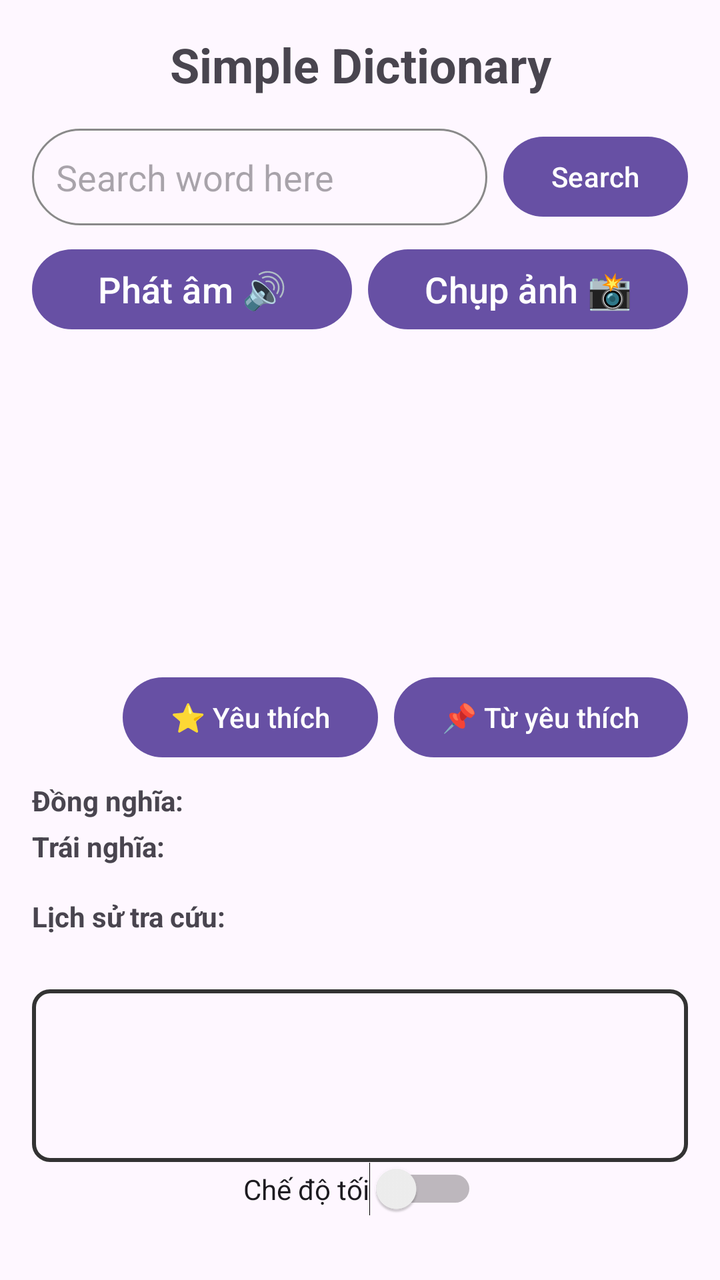
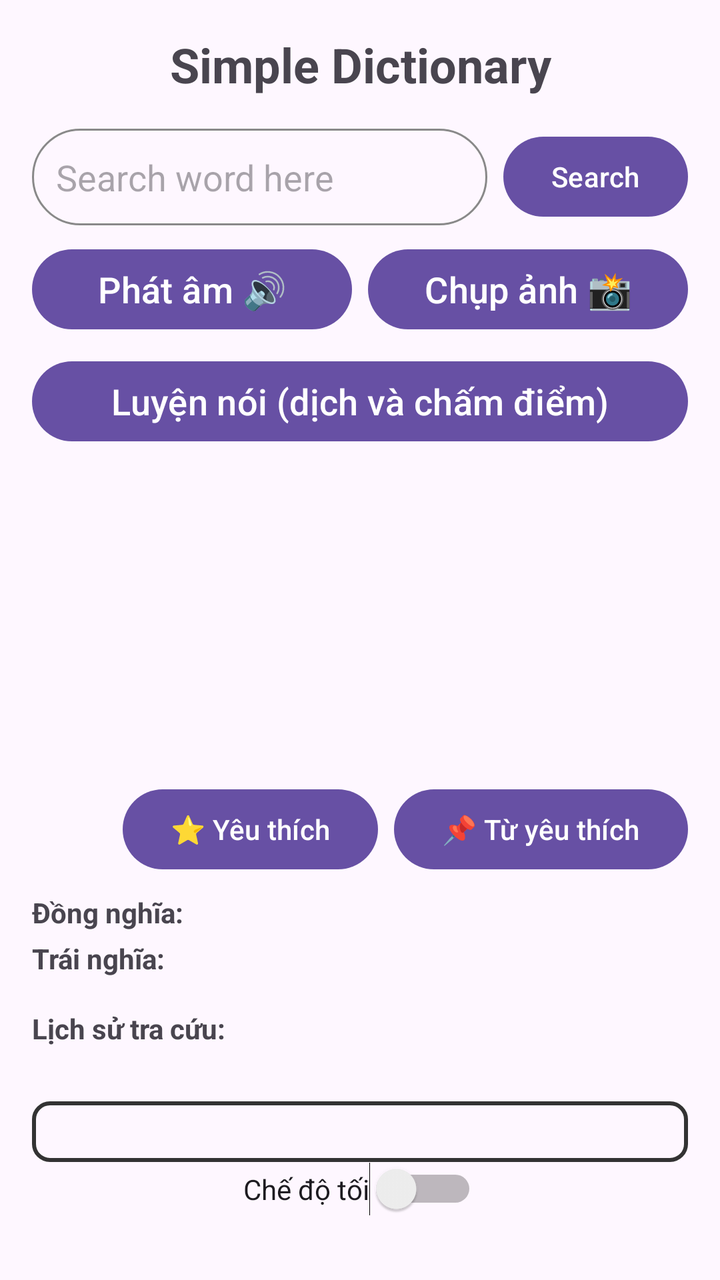

Before-and-after screenshots of an Android layout around one commit, followed by the original layout XML and the change that was made.
<!-- AndroidManifest.xml: application theme Theme.SimpleDictionary -->
<!-- res/layout/activity_main.xml -->
<?xml version="1.0" encoding="utf-8"?>
<androidx.constraintlayout.widget.ConstraintLayout xmlns:android="http://schemas.android.com/apk/res/android"
    xmlns:app="http://schemas.android.com/apk/res-auto"
    xmlns:tools="http://schemas.android.com/tools"
    android:layout_width="match_parent"
    android:layout_height="match_parent"
    android:padding="16dp"
    tools:context=".MainActivity">

    <TextView
        android:id="@+id/title"
        android:layout_width="0dp"
        android:layout_height="wrap_content"
        android:text="Simple Dictionary"
        android:textAlignment="center"
        android:textSize="24sp"
        android:textStyle="bold"
        app:layout_constraintEnd_toEndOf="parent"
        app:layout_constraintStart_toStartOf="parent"
        app:layout_constraintTop_toTopOf="parent" />

    <RelativeLayout
        android:id="@+id/search_container"
        android:layout_width="0dp"
        android:layout_height="wrap_content"
        android:layout_marginTop="16dp"
        app:layout_constraintEnd_toEndOf="parent"
        app:layout_constraintStart_toStartOf="parent"
        app:layout_constraintTop_toBottomOf="@id/title">

        <AutoCompleteTextView
            android:id="@+id/search_input"
            android:layout_width="match_parent"
            android:layout_height="wrap_content"
            android:layout_toStartOf="@id/search_button"
            android:background="@drawable/rounded_corner"
            android:completionThreshold="1"
            android:hint="Search word here"
            android:padding="12dp"
            android:textSize="18sp" />

        <Button
            android:id="@+id/search_button"
            android:layout_width="wrap_content"
            android:layout_height="wrap_content"
            android:layout_alignParentEnd="true"
            android:layout_marginStart="8dp"
            android:text="Search" />

        <ProgressBar
            android:id="@+id/progress_bar"
            android:layout_width="100dp"
            android:layout_height="24dp"
            android:layout_alignParentEnd="true"
            android:layout_centerInParent="true"
            android:indeterminateTint="@color/grey"
            android:visibility="gone" />

    </RelativeLayout>

    <LinearLayout
        android:id="@+id/button_row_top"
        android:layout_width="0dp"
        android:layout_height="wrap_content"
        android:layout_marginTop="8dp"
        android:gravity="center"
        android:orientation="horizontal"
        app:layout_constraintEnd_toEndOf="parent"
        app:layout_constraintStart_toStartOf="parent"
        app:layout_constraintTop_toBottomOf="@id/search_container">

        <Button
            android:id="@+id/speak_button"
            android:layout_width="0dp"
            android:layout_height="wrap_content"
            android:layout_marginEnd="8dp"
            android:layout_weight="1"
            android:gravity="center"
            android:text="Phát âm 🔊"
            android:textSize="18sp" />

        <Button
            android:id="@+id/btn_camera"
            android:layout_width="0dp"
            android:layout_height="wrap_content"
            android:layout_weight="1"
            android:gravity="center"
            android:text="Chụp ảnh 📸"
            android:textSize="18sp" />

    </LinearLayout>

    <ScrollView
        android:id="@+id/definition_scroll_view"
        android:layout_width="0dp"
        android:layout_height="150dp"
        android:layout_marginTop="8dp"
        android:fillViewport="true"
        app:layout_constraintEnd_toEndOf="parent"
        app:layout_constraintStart_toStartOf="parent"
        app:layout_constraintTop_toBottomOf="@id/button_row_top">

        <TextView
            android:id="@+id/textViewDefinition"
            android:layout_width="match_parent"
            android:layout_height="wrap_content"
            android:padding="8dp"
            android:textSize="16sp" />

    </ScrollView>

    <LinearLayout
        android:id="@+id/button_row_bottom"
        android:layout_width="0dp"
        android:layout_height="wrap_content"
        android:layout_marginTop="8dp"
        android:gravity="end"
        android:orientation="horizontal"
        app:layout_constraintEnd_toEndOf="parent"
        app:layout_constraintStart_toStartOf="parent"
        app:layout_constraintTop_toBottomOf="@id/definition_scroll_view">

        <Button
            android:id="@+id/favorite_button"
            android:layout_width="wrap_content"
            android:layout_height="wrap_content"
            android:text="⭐ Yêu thích" />

        <Button
            android:id="@+id/show_favorites_button"
            android:layout_width="wrap_content"
            android:layout_height="wrap_content"
            android:layout_marginStart="8dp"
            android:text="📌 Từ yêu thích" />
    </LinearLayout>

    <TextView
        android:id="@+id/textViewSynonyms"
        android:layout_width="0dp"
        android:layout_height="wrap_content"
        android:paddingTop="8dp"
        android:paddingBottom="4dp"
        android:text="Đồng nghĩa:"
        android:textStyle="bold"
        app:layout_constraintEnd_toEndOf="parent"
        app:layout_constraintStart_toStartOf="parent"
        app:layout_constraintTop_toBottomOf="@id/button_row_bottom" />

    <TextView
        android:id="@+id/textViewAntonyms"
        android:layout_width="0dp"
        android:layout_height="wrap_content"
        android:paddingBottom="8dp"
        android:text="Trái nghĩa:"
        android:textStyle="bold"
        app:layout_constraintEnd_toEndOf="parent"
        app:layout_constraintStart_toStartOf="parent"
        app:layout_constraintTop_toBottomOf="@id/textViewSynonyms" />

    <TextView
        android:id="@+id/his"
        android:layout_width="0dp"
        android:layout_height="30dp"
        android:layout_marginTop="8dp"
        android:text="Lịch sử tra cứu:"
        android:textStyle="bold"
        app:layout_constraintEnd_toEndOf="parent"
        app:layout_constraintStart_toStartOf="parent"
        app:layout_constraintTop_toBottomOf="@id/textViewAntonyms" />

    <ListView
        android:id="@+id/history_list"
        android:layout_width="0dp"
        android:layout_height="0dp"
        android:layout_marginTop="16dp"
        android:background="@drawable/listview_border"
        android:divider="@android:color/darker_gray"
        android:dividerHeight="1dp"
        android:textColor="@color/text_dynamic"
        app:layout_constraintBottom_toTopOf="@id/dark_mode_switch"
        app:layout_constraintEnd_toEndOf="parent"
        app:layout_constraintStart_toStartOf="parent"
        app:layout_constraintTop_toBottomOf="@id/his" />

    <Switch
        android:id="@+id/dark_mode_switch"
        android:layout_width="wrap_content"
        android:layout_height="wrap_content"
        android:layout_margin="16dp"
        android:text="Chế độ tối"
        app:layout_constraintBottom_toBottomOf="parent"
        app:layout_constraintEnd_toEndOf="parent"
        app:layout_constraintStart_toStartOf="parent" />

</androidx.constraintlayout.widget.ConstraintLayout>
<!-- resources referenced by this layout -->
<resources>
  <color name="grey">#898989</color>
  <color name="text_dynamic">#000000</color>
  <!-- drawable listview_border (drawable) -->
  <?xml version="1.0" encoding="utf-8"?>
  <shape xmlns:android="http://schemas.android.com/apk/res/android"
      android:shape="rectangle">
      <solid android:color="@android:color/transparent"/>
      <stroke
          android:width="2dp"
          android:color="@color/border_color" />
      <corners android:radius="8dp"/>
  </shape>
  <!-- drawable rounded_corner (drawable) -->
  <?xml version="1.0" encoding="utf-8"?>
  <shape xmlns:android="http://schemas.android.com/apk/res/android"
      android:shape="rectangle">
      <corners android:radius="24dp"/>
      <stroke android:width="1dip" android:color="@color/grey"/>
  
  </shape>
  <style name="Theme.SimpleDictionary" parent="Base.Theme.SimpleDictionary" />
  <color name="border_color">#333333</color>
  <style name="Base.Theme.SimpleDictionary" parent="Theme.Material3.DayNight.NoActionBar">
          
          
      </style>
</resources>

<!-- the commit's change to res/layout/activity_main.xml (unified diff, before → after) -->
@@ -58,6 +58,7 @@
 
     </RelativeLayout>
 
+    
     <LinearLayout
         android:id="@+id/button_row_top"
         android:layout_width="0dp"
@@ -87,9 +88,29 @@
             android:gravity="center"
             android:text="Chụp ảnh 📸"
             android:textSize="18sp" />
-
     </LinearLayout>
 
+    
+    <LinearLayout
+        android:id="@+id/button_row_speech"
+        android:layout_width="0dp"
+        android:layout_height="wrap_content"
+        android:layout_marginTop="8dp"
+        android:gravity="center"
+        android:orientation="horizontal"
+        app:layout_constraintEnd_toEndOf="parent"
+        app:layout_constraintStart_toStartOf="parent"
+        app:layout_constraintTop_toBottomOf="@id/button_row_top">
+
+        <Button
+            android:id="@+id/btn_speech"
+            android:layout_width="match_parent"
+            android:layout_height="wrap_content"
+            android:text="Luyện nói (dịch và chấm điểm)"
+            android:textSize="18sp" />
+    </LinearLayout>
+
+    
     <ScrollView
         android:id="@+id/definition_scroll_view"
         android:layout_width="0dp"
@@ -98,7 +119,7 @@
         android:fillViewport="true"
         app:layout_constraintEnd_toEndOf="parent"
         app:layout_constraintStart_toStartOf="parent"
-        app:layout_constraintTop_toBottomOf="@id/button_row_top">
+        app:layout_constraintTop_toBottomOf="@id/button_row_speech">
 
         <TextView
             android:id="@+id/textViewDefinition"
